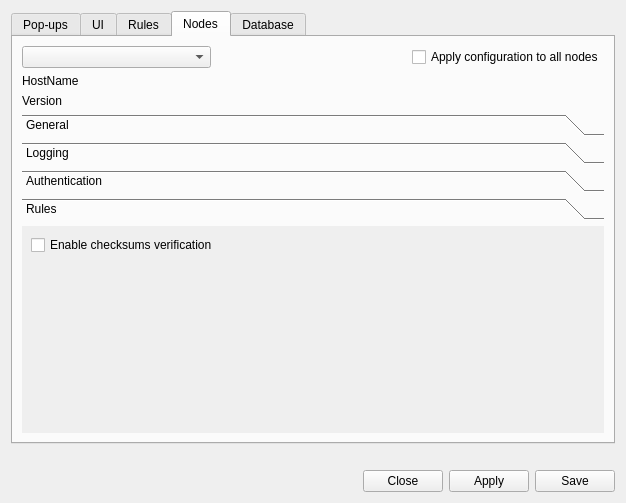
Old version of the form ui/opensnitch/res/preferences.ui in the repository evilsocket/opensnitch.
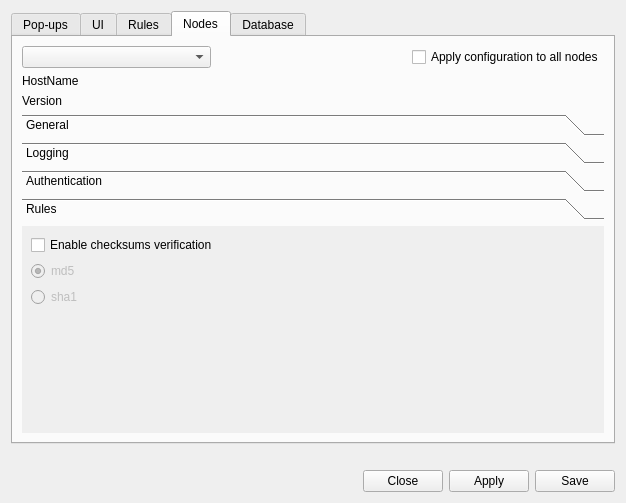
New version of the form. The open tabs and pages were chosen to show the change. Icons and pictures are not drawn.

Commit message:
ui,prefs: added checksum option to the popup section
Added option to select by default on the pop-ups checksum verification.

Patch:
```diff
--- a/ui/opensnitch/res/preferences.ui
+++ b/ui/opensnitch/res/preferences.ui
@@ -1629,6 +1629,9 @@
           </layout>
          </widget>
          <widget class="QWidget" name="page_8">
+          <property name="enabled">
+           <bool>true</bool>
+          </property>
           <property name="geometry">
            <rect>
             <x>0</x>
@@ -1641,6 +1644,58 @@
            <string>Rules</string>
           </attribute>
           <layout class="QGridLayout" name="gridLayout_16">
+           <item row="9" column="0">
+            <spacer name="verticalSpacer_4">
+             <property name="orientation">
+              <enum>Qt::Vertical</enum>
+             </property>
+             <property name="sizeHint" stdset="0">
+              <size>
+               <width>20</width>
+               <height>40</height>
+              </size>
+             </property>
+            </spacer>
+           </item>
+           <item row="3" column="0">
+            <layout class="QFormLayout" name="formLayout_3">
+             <item row="1" column="0">
+              <widget class="QRadioButton" name="radioButton_2">
+               <property name="enabled">
+                <bool>false</bool>
+               </property>
+               <property name="sizePolicy">
+                <sizepolicy hsizetype="Maximum" vsizetype="Fixed">
+                 <horstretch>0</horstretch>
+                 <verstretch>0</verstretch>
+                </sizepolicy>
+               </property>
+               <property name="text">
+                <string>sha1</string>
+               </property>
+              </widget>
+             </item>
+             <item row="0" column="0">
+              <widget class="QRadioButton" name="radioButton">
+               <property name="enabled">
+                <bool>false</bool>
+               </property>
+               <property name="sizePolicy">
+                <sizepolicy hsizetype="Maximum" vsizetype="Fixed">
+                 <horstretch>0</horstretch>
+                 <verstretch>0</verstretch>
+                </sizepolicy>
+               </property>
+               <property name="text">
+                <string>md5</string>
+               </property>
+               <property name="checked">
+                <bool>true</bool>
+               </property>
+              </widget>
+             </item>
+            </layout>
+           </item>
            <item row="0" column="0">
             <widget class="QCheckBox" name="enableChecksums">
              <property name="statusTip">
@@ -1651,19 +1706,6 @@
              </property>
             </widget>
            </item>
-           <item row="1" column="0">
-            <spacer name="verticalSpacer_4">
-             <property name="orientation">
-              <enum>Qt::Vertical</enum>
-             </property>
-             <property name="sizeHint" stdset="0">
-              <size>
-               <width>20</width>
-               <height>40</height>
-              </size>
-             </property>
-            </spacer>
-           </item>
           </layout>
          </widget>
         </widget>
```
Left out of the diff: 15 changed lines with no effect on the pictures. The commit also changes 2 other files.
